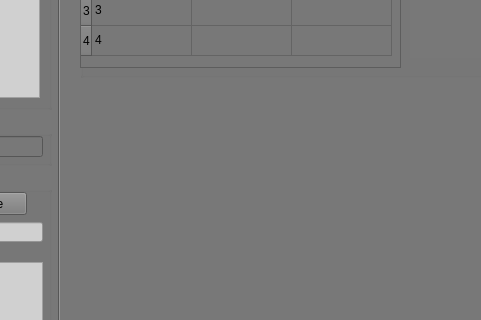
Old version of the form src/GUI/main_GUI.ui in the repository SilvaScience/colberto; both pictures show x 257 to 738 and y 368 to 688 of the 1135 by 1002 pixel window.
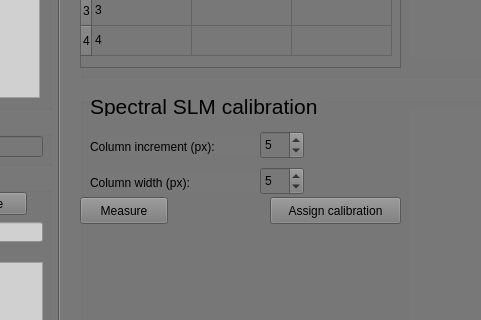
New version of the form. Custom widgets are drawn as their Qt base class.

Commit message: Added interface for spectral calibration

The edit to the form file:
```diff
--- a/src/GUI/main_GUI.ui
+++ b/src/GUI/main_GUI.ui
@@ -538,6 +538,154 @@
            </property>
           </widget>
          </widget>
+         <widget class="QGroupBox" name="vertical_calibration_groupbox_2">
+          <property name="geometry">
+           <rect>
+            <x>20</x>
+            <y>350</y>
+            <width>611</width>
+            <height>301</height>
+           </rect>
+          </property>
+          <property name="font">
+           <font>
+            <weight>50</weight>
+            <bold>false</bold>
+            <underline>false</underline>
+            <kerning>false</kerning>
+           </font>
+          </property>
+          <property name="title">
+           <string/>
+          </property>
+          <property name="checkable">
+           <bool>false</bool>
+          </property>
+          <property name="checked">
+           <bool>false</bool>
+          </property>
+          <widget class="PlotWidget" name="spectral_calib_plot_layout" native="true">
+           <property name="enabled">
+            <bool>true</bool>
+           </property>
+           <property name="geometry">
+            <rect>
+             <x>330</x>
+             <y>10</y>
+             <width>261</width>
+             <height>271</height>
+            </rect>
+           </property>
+          </widget>
+          <widget class="QPushButton" name="measure_spectral_calibration">
+           <property name="geometry">
+            <rect>
+             <x>0</x>
+             <y>100</y>
+             <width>88</width>
+             <height>27</height>
+            </rect>
+           </property>
+           <property name="text">
+            <string>Measure</string>
+           </property>
+          </widget>
+          <widget class="QPushButton" name="assign_spectral_calibraion_button">
+           <property name="geometry">
+            <rect>
+             <x>190</x>
+             <y>100</y>
+             <width>131</width>
+             <height>27</height>
+            </rect>
+           </property>
+           <property name="text">
+            <string>Assign calibration</string>
+           </property>
+          </widget>
+          <widget class="QLabel" name="label_spectral_calibration_box">
+           <property name="geometry">
+            <rect>
+             <x>10</x>
+             <y>0</y>
+             <width>231</width>
+             <height>19</height>
+            </rect>
+           </property>
+           <property name="font">
+            <font>
+             <pointsize>16</pointsize>
+            </font>
+           </property>
+           <property name="text">
+            <string>Spectral SLM calibration </string>
+           </property>
+          </widget>
+          <widget class="QLabel" name="column_increment_label">
+           <property name="geometry">
+            <rect>
+             <x>10</x>
+             <y>40</y>
+             <width>171</width>
+             <height>19</height>
+            </rect>
+           </property>
+           <property name="text">
+            <string>Column increment (px):</string>
+           </property>
+          </widget>
+          <widget class="QSpinBox" name="column_increment_spin_box">
+           <property name="geometry">
+            <rect>
+             <x>180</x>
+             <y>34</y>
+             <width>44</width>
+             <height>28</height>
+            </rect>
+           </property>
+           <property name="inputMethodHints">
+            <set>Qt::ImhDigitsOnly|Qt::ImhFormattedNumbersOnly</set>
+           </property>
+           <property name="minimum">
+            <number>1</number>
+           </property>
+           <property name="value">
+            <number>5</number>
+           </property>
+          </widget>
+          <widget class="QLabel" name="column_width_label">
+           <property name="geometry">
+            <rect>
+             <x>10</x>
+             <y>76</y>
+             <width>171</width>
+             <height>19</height>
+            </rect>
+           </property>
+           <property name="text">
+            <string>Column width (px):</string>
+           </property>
+          </widget>
+          <widget class="QSpinBox" name="column_width_spin_box">
+           <property name="geometry">
+            <rect>
+             <x>180</x>
+             <y>70</y>
+             <width>44</width>
+             <height>28</height>
+            </rect>
+           </property>
+           <property name="inputMethodHints">
+            <set>Qt::ImhDigitsOnly|Qt::ImhFormattedNumbersOnly</set>
+           </property>
+           <property name="minimum">
+            <number>1</number>
+           </property>
+           <property name="value">
+            <number>5</number>
+           </property>
+          </widget>
+         </widget>
         </widget>
         <widget class="QWidget" name="temporal_tab">
          <attribute name="title">
```
The commit also changes 1 other file.
